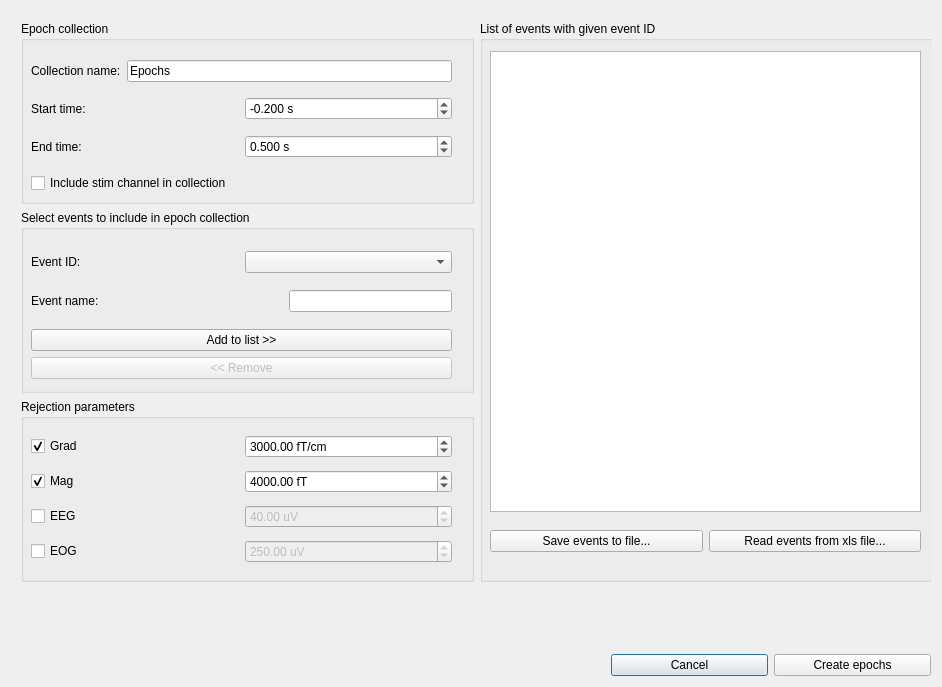
The window that meggie_batch/ui/qt4Designer_ui_files/eventSelectionDialog.ui (cibr-jyu/meggie) describes before a commit, drawn with Qt 5.
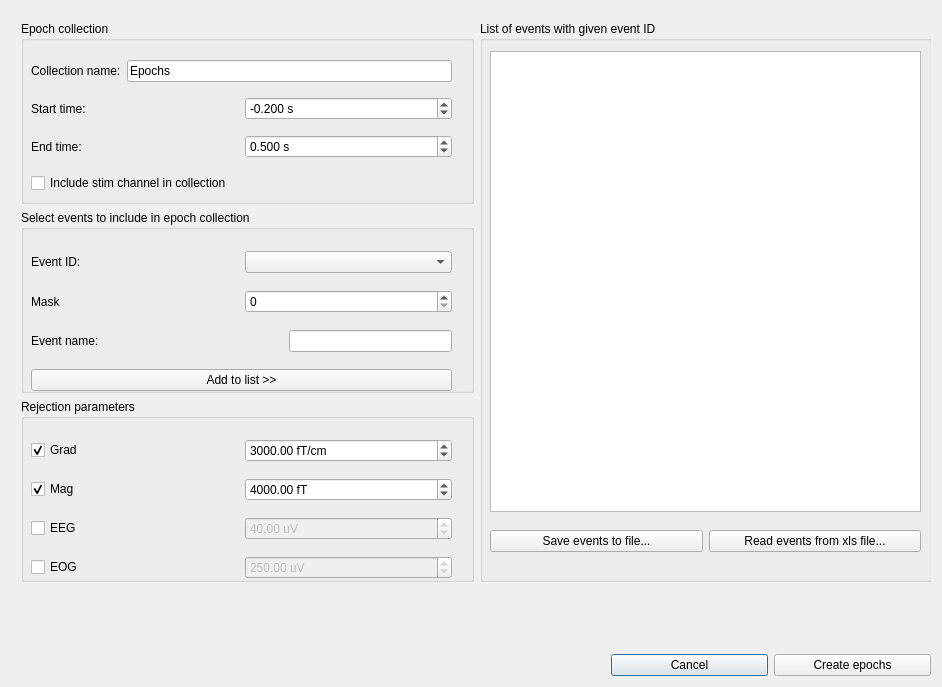
The same window after the commit.

Commit message: Mask for events.

What changed in the file:
```diff
--- a/meggie_batch/ui/qt4Designer_ui_files/eventSelectionDialog.ui
+++ b/meggie_batch/ui/qt4Designer_ui_files/eventSelectionDialog.ui
@@ -58,7 +58,7 @@
         <x>0</x>
         <y>0</y>
         <width>924</width>
-        <height>634</height>
+        <height>630</height>
        </rect>
       </property>
       <property name="minimumSize">
@@ -92,7 +92,7 @@
                  <x>10</x>
                  <y>30</y>
                  <width>421</width>
-                 <height>151</height>
+                 <height>191</height>
                 </rect>
                </property>
                <layout class="QVBoxLayout" name="verticalLayout_4">
@@ -110,6 +110,36 @@
                   </item>
                  </layout>
                 </item>
+                <item>
+                 <layout class="QHBoxLayout" name="horizontalLayout_6">
+                  <item>
+                   <widget class="QLabel" name="labelMask">
+                    <property name="text">
+                     <string>Mask</string>
+                    </property>
+                   </widget>
+                  </item>
+                  <item>
+                   <widget class="QSpinBox" name="spinBoxMask">
+                    <property name="enabled">
+                     <bool>true</bool>
+                    </property>
+                    <property name="toolTip">
+                     <string>&lt;html&gt;&lt;head/&gt;&lt;body&gt;&lt;p&gt;Mask bit used for finding events. For example, if mask is set to 1, first bit is ignored.&lt;/p&gt;&lt;/body&gt;&lt;/html&gt;</string>
+                    </property>
+                    <property name="minimum">
+                     <number>0</number>
+                    </property>
+                    <property name="maximum">
+                     <number>9999</number>
+                    </property>
+                    <property name="value">
+                     <number>0</number>
+                    </property>
+                   </widget>
+                  </item>
+                 </layout>
+                </item>
                 <item>
                  <layout class="QHBoxLayout" name="horizontalLayout_5">
                   <item>
@@ -173,7 +203,7 @@
                  <x>10</x>
                  <y>30</y>
                  <width>421</width>
-                 <height>141</height>
+                 <height>160</height>
                 </rect>
                </property>
                <layout class="QVBoxLayout" name="verticalLayout_7">
```
Left out of the diff: 4 changed lines with no effect on the pictures. The commit also changes 4 other files.
